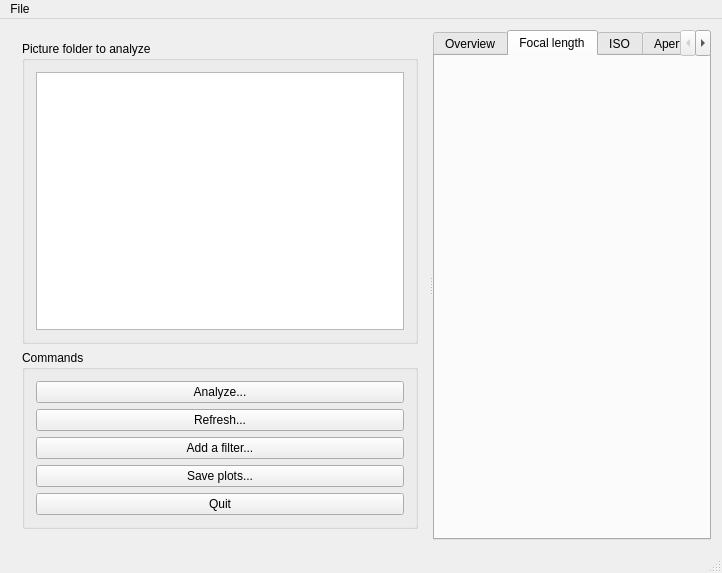
Qt form mainwindow.ui (plefebvre91/Photon) before a commit.
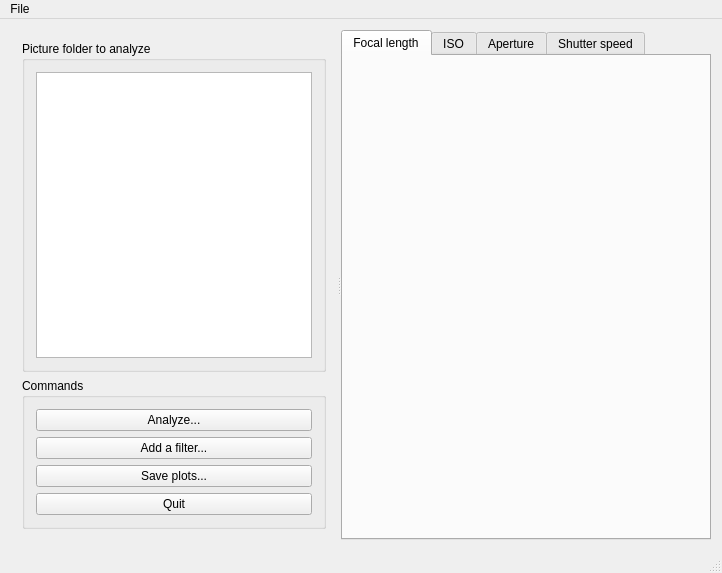
The same form after that commit. The open tabs and pages were chosen to show the change. Custom widgets are drawn as their Qt base class.

Patch:
```diff
--- a/mainwindow.ui
+++ b/mainwindow.ui
@@ -17,6 +17,15 @@
    <layout class="QGridLayout" name="gridLayout">
     <item row="0" column="0">
      <widget class="QSplitter" name="splitter">
+      <property name="sizePolicy">
+       <sizepolicy hsizetype="Preferred" vsizetype="Preferred">
+        <horstretch>0</horstretch>
+        <verstretch>0</verstretch>
+       </sizepolicy>
+      </property>
+      <property name="frameShape">
+       <enum>QFrame::NoFrame</enum>
+      </property>
       <property name="orientation">
        <enum>Qt::Horizontal</enum>
       </property>
@@ -29,7 +38,17 @@
           </property>
           <layout class="QVBoxLayout" name="verticalLayout_3">
            <item>
-            <widget class="QTreeView" name="treeView"/>
+            <widget class="QTreeView" name="treeView">
+             <property name="frameShape">
+              <enum>QFrame::StyledPanel</enum>
+             </property>
+             <property name="frameShadow">
+              <enum>QFrame::Sunken</enum>
+             </property>
+             <property name="sizeAdjustPolicy">
+              <enum>QAbstractScrollArea::AdjustToContents</enum>
+             </property>
+            </widget>
            </item>
           </layout>
          </widget>
@@ -47,13 +66,6 @@
              </property>
             </widget>
            </item>
-           <item>
-            <widget class="QPushButton" name="pushButtonRefresh">
-             <property name="text">
-              <string>Refresh...</string>
-             </property>
-            </widget>
-           </item>
            <item>
             <widget class="QPushButton" name="pushButtonAddFilter">
              <property name="text">
@@ -89,11 +101,6 @@
        <property name="currentIndex">
         <number>0</number>
        </property>
-       <widget class="QWidget" name="tabOverview">
-        <attribute name="title">
-         <string>Overview</string>
-        </attribute>
-       </widget>
        <widget class="QWidget" name="tabFocalLength">
         <attribute name="title">
          <string>Focal length</string>
```
Left out of the diff: 2 changed lines with no effect on the pictures.
